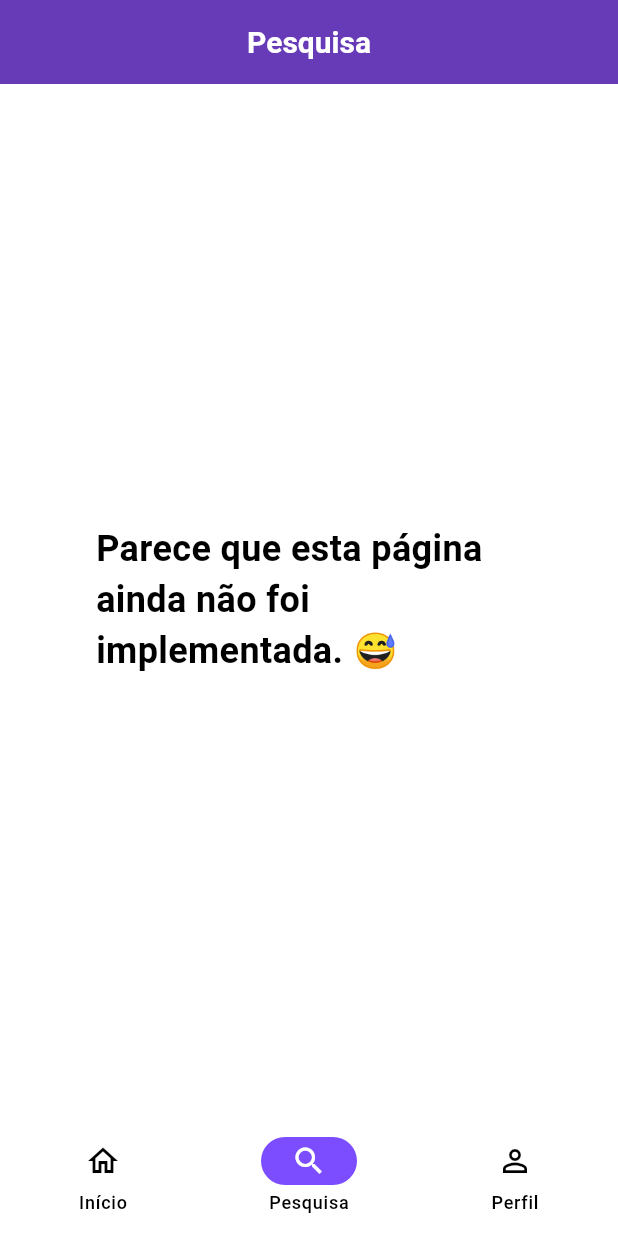
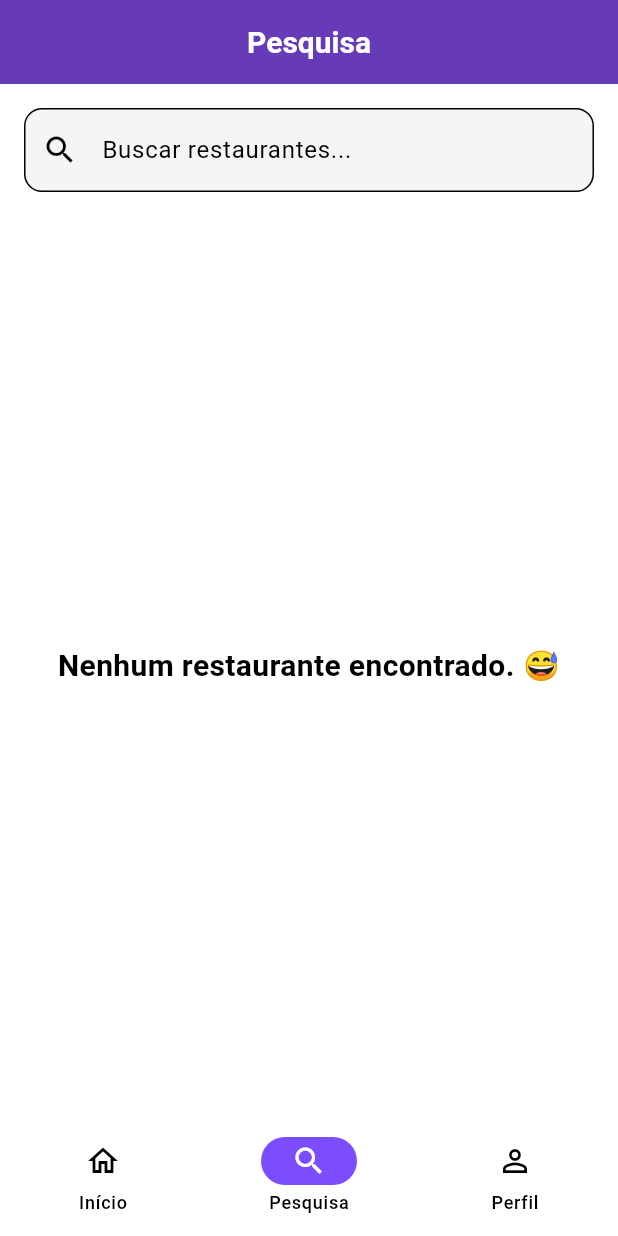
Before and after one commit to gustavosett/tcc-final, a Flutter app: the screen it shows after launch, item 2 of the bottom bar chosen, on a phone screen of 412 x 824 dp. Run offline on Flutter 3.47's test engine with Material 3 defaults, Android fonts, the light colour scheme and no system bars; our stand-ins replace cached_network_image, qr_flutter, shared_preferences; accounts and stored records are empty; network calls fail.

Commit message:
feat: search page

```diff
--- a/frontend/lib/main.dart
+++ b/frontend/lib/main.dart
@@ -360,22 +360,140 @@ class RestaurantCard extends StatelessWidget {
   }
 }
 
-class SearchPage extends StatelessWidget {
+class SearchPage extends StatefulWidget {
   const SearchPage({super.key});
 
   @override
+  SearchPageState createState() => SearchPageState();
+}
+
+class SearchPageState extends State<SearchPage> {
+  List<Restaurant> restaurants = [];
+  bool isLoading = false;
+  String? errorMessage;
+  final TextEditingController _searchController = TextEditingController();
+  Timer? _debounce;
+
+  @override
+  void dispose() {
+    _searchController.dispose();
+    _debounce?.cancel();
+    super.dispose();
+  }
+
+  Future<void> _searchRestaurants(String query) async {
+    if (query.isEmpty) {
+      setState(() {
+        restaurants = [];
+        errorMessage = null;
+      });
+      return;
+    }
+
+    setState(() {
+      isLoading = true;
+      errorMessage = null;
+    });
+
+    final encodedQuery = Uri.encodeComponent(query);
+    final url = '${MyApp.urlBackend}/api/v1/restaurants/search?query=$encodedQuery&skip=0&limit=100';
+
+    try {
+      final response = await http.get(
+        Uri.parse(url),
+        headers: {'accept': 'application/json'},
+      );
+
+      if (response.statusCode == 200) {
+        final responseData = jsonDecode(response.body);
+        List<dynamic> data = responseData['data'] as List<dynamic>;
+
+        setState(() {
+          restaurants = data.map((item) => Restaurant.fromJson(item)).toList();
+          isLoading = false;
+        });
+      } else {
+        setState(() {
+          errorMessage = 'Erro ao buscar restaurantes. Tente novamente.';
+          isLoading = false;
+        });
+      }
+    } catch (e) {
+      setState(() {
+        errorMessage = 'Erro de rede. Verifique sua conexão.';
+        isLoading = false;
+      });
+    }
+  }
+
+  void _onSearchChanged(String query) {
+    if (_debounce?.isActive ?? false) _debounce!.cancel();
+    _debounce = Timer(const Duration(milliseconds: 500), () {
+      _searchRestaurants(query);
+    });
+  }
+
+  @override
   Widget build(BuildContext context) {
-    return const Center(
-      child: Padding(
-        padding: EdgeInsets.all(64.0),
-        child: Text(
-          'Parece que esta página ainda não foi implementada. 😅',
-          style: TextStyle(
-            fontSize: 24,
-            fontWeight: FontWeight.bold,
+    return Column(
+      children: [
+        Padding(
+          padding: const EdgeInsets.all(16.0),
+          child: TextField(
+            controller: _searchController,
+            onChanged: _onSearchChanged,
+            decoration: InputDecoration(
+              hintText: 'Buscar restaurantes...',
+              prefixIcon: const Icon(Icons.search),
+              border: OutlineInputBorder(
+                borderRadius: BorderRadius.circular(12),
+              ),
+              filled: true,
+              fillColor: Colors.grey[100],
+            ),
           ),
         ),
-      ),
+        Expanded(
+          child: isLoading
+            ? const Center(child: CircularProgressIndicator())
+            : errorMessage != null
+              ? Center(child: Text(errorMessage!, style: const TextStyle(color: Colors.red)))
+              : restaurants.isEmpty
+                ? const Center(child: Text(
+                  'Nenhum restaurante encontrado. 😅',
+                  style: TextStyle(
+                    color: Colors.black,
+                    fontSize: 20,
+                    fontWeight: FontWeight.bold,
+                    ),
+                ))
+                : GridView.builder(
+                    padding: const EdgeInsets.all(8.0),
+                    gridDelegate: const SliverGridDelegateWithFixedCrossAxisCount(
+                      crossAxisCount: 2,
+                      childAspectRatio: 0.75,
+                      crossAxisSpacing: 8,
+                      mainAxisSpacing: 8,
+                    ),
+                    itemCount: restaurants.length,
+                    itemBuilder: (context, index) {
+                      return RestaurantCard(
+                        restaurant: restaurants[index],
+                        onTap: () {
+                          Navigator.push(
+                            context,
+                            MaterialPageRoute(
+                              builder: (context) => RestaurantDetailPage(
+                                restaurant: restaurants[index],
+                              ),
+                            ),
+                          );
+                        },
+                      );
+                    },
+                  ),
+        ),
+      ],
     );
   }
 }
```
